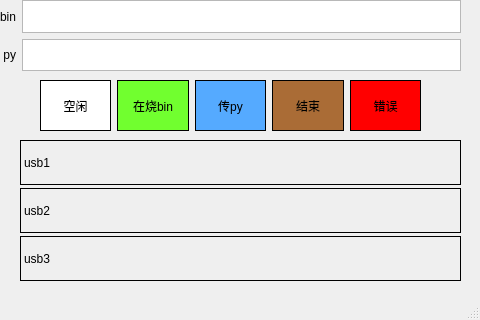
Qt form ui_main.ui (sc-bin/esp32-burner) before a commit.
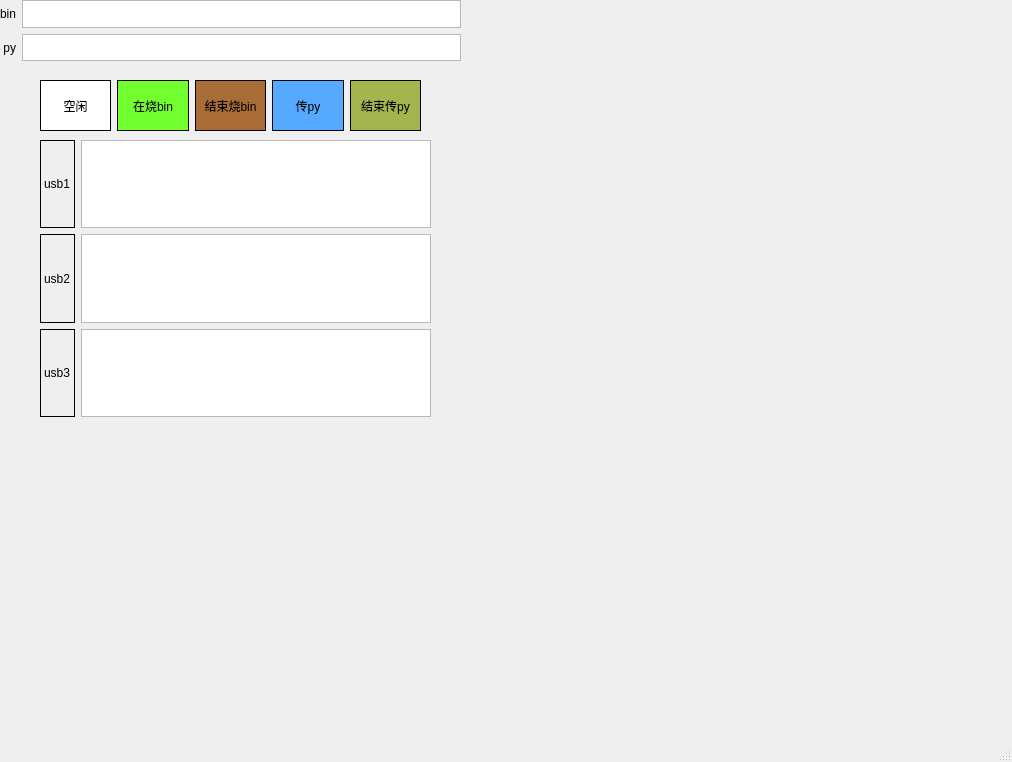
The same form after that commit.

Commit message: 完成初步qt界面

```diff
--- a/ui_main.ui
+++ b/ui_main.ui
@@ -6,8 +6,8 @@
    <rect>
     <x>0</x>
     <y>0</y>
-    <width>480</width>
-    <height>320</height>
+    <width>1012</width>
+    <height>762</height>
    </rect>
   </property>
   <property name="windowTitle">
@@ -20,10 +20,20 @@
       <x>0</x>
       <y>0</y>
       <width>461</width>
-      <height>71</height>
+      <height>61</height>
      </rect>
     </property>
     <layout class="QGridLayout" name="gridLayout">
+     <item row="1" column="1">
+      <widget class="QTextEdit" name="textEdit_py"/>
+     </item>
+     <item row="1" column="0">
+      <widget class="QLabel" name="label_2">
+       <property name="text">
+        <string> py</string>
+       </property>
+      </widget>
+     </item>
      <item row="0" column="1">
       <widget class="QTextEdit" name="textEdit_bin"/>
      </item>
@@ -34,61 +44,6 @@
        </property>
       </widget>
      </item>
-     <item row="1" column="0">
-      <widget class="QLabel" name="label_2">
-       <property name="text">
-        <string> py</string>
-       </property>
-      </widget>
-     </item>
-     <item row="1" column="1">
-      <widget class="QTextEdit" name="textEdit_py"/>
-     </item>
-    </layout>
-   </widget>
-   <widget class="QWidget" name="verticalLayoutWidget">
-    <property name="geometry">
-     <rect>
-      <x>20</x>
-      <y>140</y>
-      <width>441</width>
-      <height>141</height>
-     </rect>
-    </property>
-    <layout class="QVBoxLayout" name="verticalLayout">
-     <property name="spacing">
-      <number>3</number>
-     </property>
-     <item>
-      <widget class="QLabel" name="label_usb_1">
-       <property name="frameShape">
-        <enum>QFrame::Box</enum>
-       </property>
-       <property name="text">
-        <string>usb1</string>
-       </property>
-      </widget>
-     </item>
-     <item>
-      <widget class="QLabel" name="label_usb_2">
-       <property name="frameShape">
-        <enum>QFrame::Box</enum>
-       </property>
-       <property name="text">
-        <string>usb2</string>
-       </property>
-      </widget>
-     </item>
-     <item>
-      <widget class="QLabel" name="label_usb_3">
-       <property name="frameShape">
-        <enum>QFrame::Box</enum>
-       </property>
-       <property name="text">
-        <string>usb3</string>
-       </property>
-      </widget>
-     </item>
     </layout>
    </widget>
    <widget class="QWidget" name="horizontalLayoutWidget">
@@ -133,6 +88,22 @@
        </property>
       </widget>
      </item>
+     <item>
+      <widget class="QLabel" name="label_color_burn_bin_end">
+       <property name="styleSheet">
+        <string notr="true">background-color:rgb(170, 108, 54)</string>
+       </property>
+       <property name="frameShape">
+        <enum>QFrame::Panel</enum>
+       </property>
+       <property name="text">
+        <string>结束烧bin</string>
+       </property>
+       <property name="alignment">
+        <set>Qt::AlignCenter</set>
+       </property>
+      </widget>
+     </item>
      <item>
       <widget class="QLabel" name="label_color_send_py">
        <property name="styleSheet">
@@ -150,37 +121,72 @@
       </widget>
      </item>
      <item>
-      <widget class="QLabel" name="label_color_burn_bin_end">
+      <widget class="QLabel" name="label_color_send_py_end">
        <property name="styleSheet">
-        <string notr="true">background-color:rgb(170, 108, 54)</string>
+        <string notr="true">background-color:rgb(164, 181, 79)</string>
        </property>
        <property name="frameShape">
         <enum>QFrame::Panel</enum>
        </property>
        <property name="text">
-        <string>结束</string>
+        <string>结束传py</string>
        </property>
        <property name="alignment">
         <set>Qt::AlignCenter</set>
        </property>
       </widget>
      </item>
-     <item>
-      <widget class="QLabel" name="label_color_error">
-       <property name="styleSheet">
-        <string notr="true">background-color:rgb(255, 0, 0)</string>
+    </layout>
+   </widget>
+   <widget class="QWidget" name="gridLayoutWidget_2">
+    <property name="geometry">
+     <rect>
+      <x>40</x>
+      <y>140</y>
+      <width>391</width>
+      <height>277</height>
+     </rect>
+    </property>
+    <layout class="QGridLayout" name="gridLayout_2">
+     <item row="1" column="1">
+      <widget class="QTextEdit" name="textEdit_usb_2"/>
+     </item>
+     <item row="2" column="0">
+      <widget class="QLabel" name="label_usb_3">
+       <property name="frameShape">
+        <enum>QFrame::Box</enum>
        </property>
+       <property name="text">
+        <string>usb3</string>
+       </property>
+      </widget>
+     </item>
+     <item row="1" column="0">
+      <widget class="QLabel" name="label_usb_2">
        <property name="frameShape">
-        <enum>QFrame::Panel</enum>
+        <enum>QFrame::Box</enum>
        </property>
        <property name="text">
-        <string>错误</string>
+        <string>usb2</string>
        </property>
-       <property name="alignment">
-        <set>Qt::AlignCenter</set>
+      </widget>
+     </item>
+     <item row="0" column="0">
+      <widget class="QLabel" name="label_usb_1">
+       <property name="frameShape">
+        <enum>QFrame::Box</enum>
        </property>
+       <property name="text">
+        <string>usb1</string>
+       </property>
       </widget>
      </item>
+     <item row="0" column="1">
+      <widget class="QTextEdit" name="textEdit_usb_1"/>
+     </item>
+     <item row="2" column="1">
+      <widget class="QTextEdit" name="textEdit_usb_3"/>
+     </item>
     </layout>
    </widget>
   </widget>
@@ -189,7 +195,7 @@
     <rect>
      <x>0</x>
      <y>0</y>
-     <width>480</width>
+     <width>1012</width>
      <height>26</height>
     </rect>
    </property>
```
The commit also changes 2 other files.
